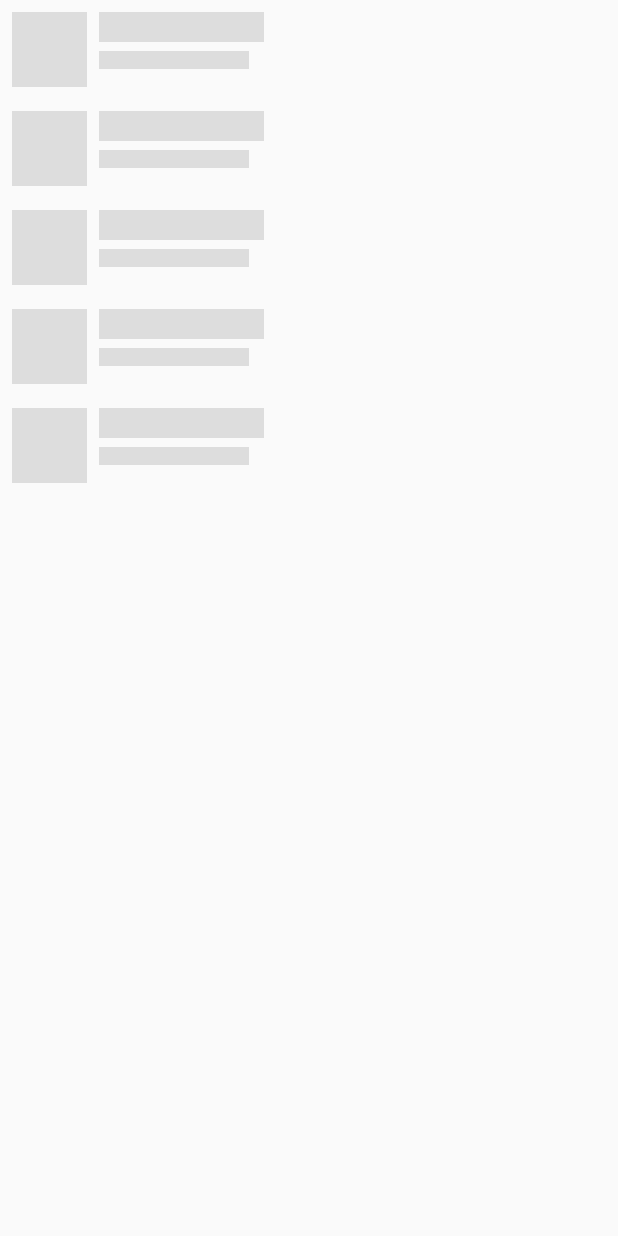
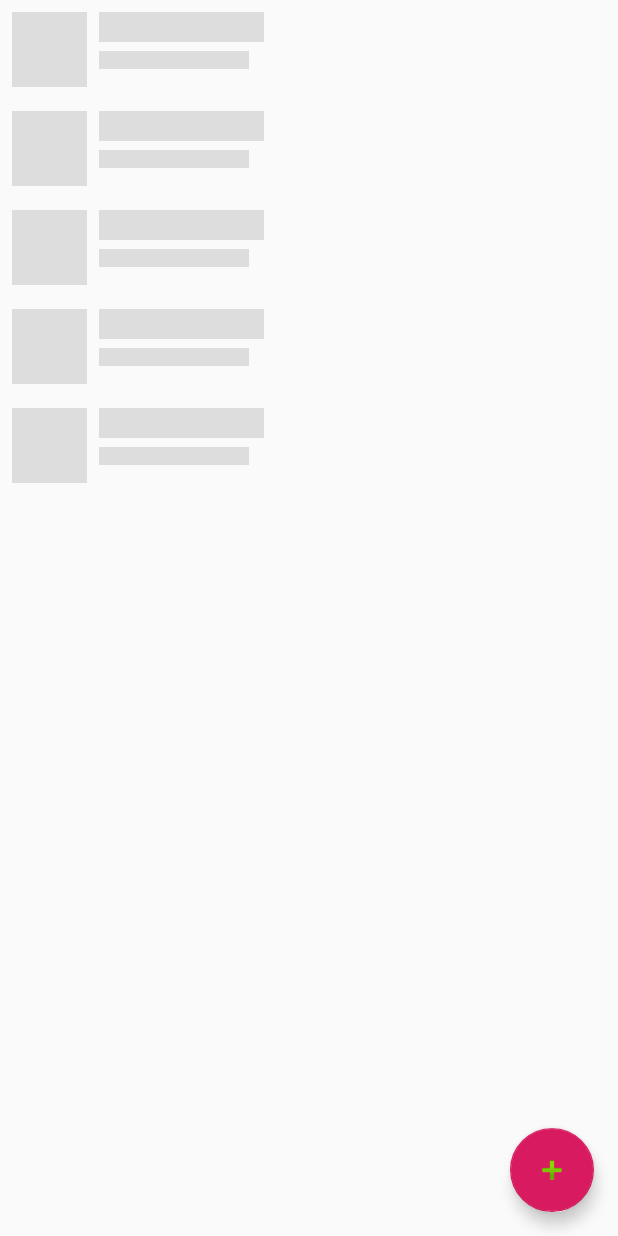
Before and after one commit to JMdelosReyes/WorkoutAgent, an Android app: the layout fragment_trainer_exercise.xml on its own in the app's theme, with its tools: preview values and no code run, on a phone screen of 412 x 824 dp. Run offline under Robolectric (Android 15) with nearby library versions, the phone set to English and light mode, and no system bars.

Commit message:
[feat] Añadido botón FAB

```diff
--- a/app/src/main/res/layout/fragment_trainer_exercise.xml
+++ b/app/src/main/res/layout/fragment_trainer_exercise.xml
@@ -41,4 +41,14 @@
         app:layout_constraintStart_toStartOf="parent"
         app:layout_constraintTop_toTopOf="parent" />
 
+    <com.google.android.material.floatingactionbutton.FloatingActionButton
+        android:id="@+id/fab_button"
+        android:layout_width="wrap_content"
+        android:layout_height="wrap_content"
+        android:layout_gravity="end|bottom"
+        android:layout_margin="16dp"
+        app:layout_constraintBottom_toBottomOf="parent"
+        app:layout_constraintEnd_toEndOf="parent"
+        app:srcCompat="@android:drawable/ic_input_add" />
+
 </androidx.constraintlayout.widget.ConstraintLayout>
```
